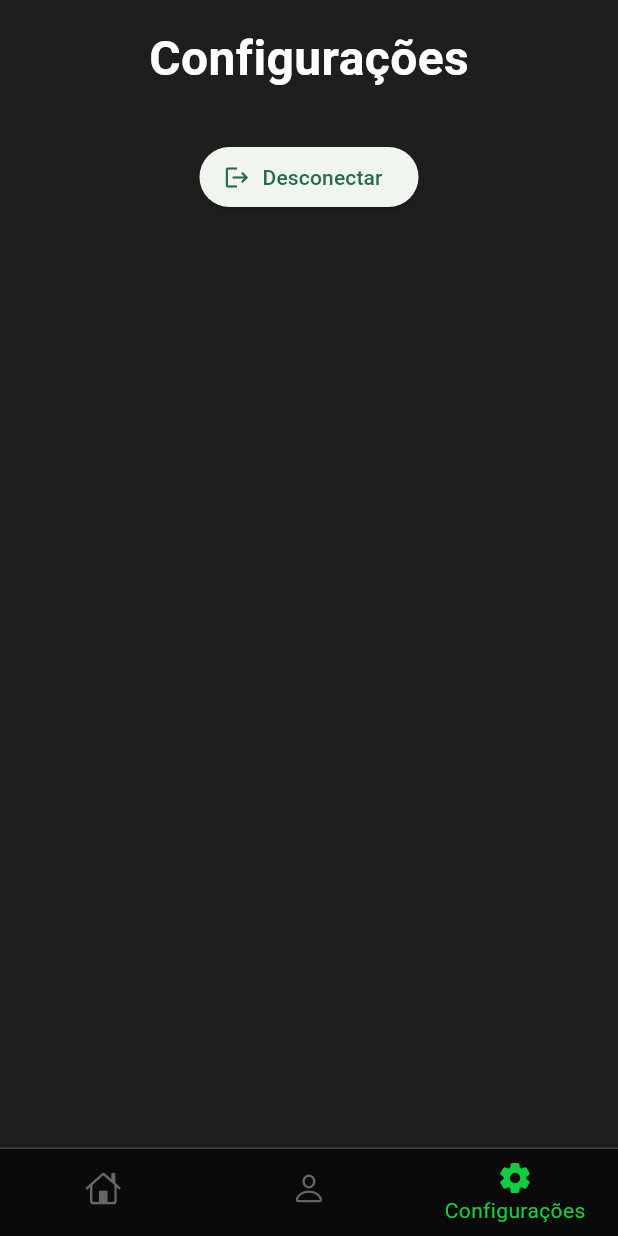
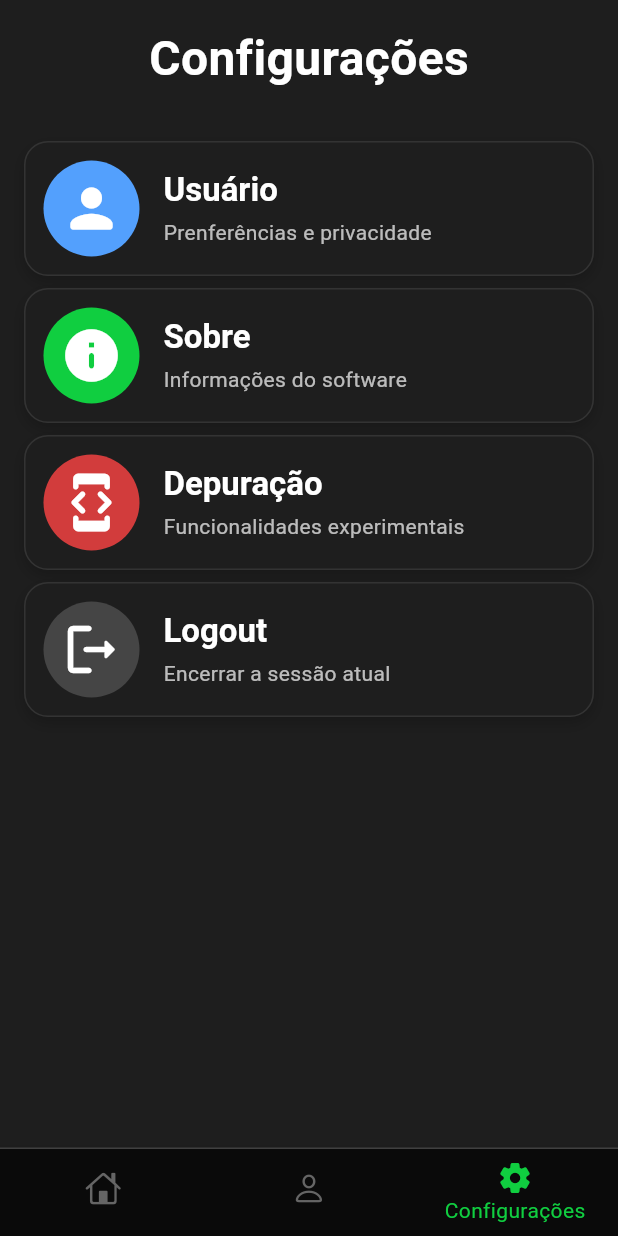
Before and after one commit to DiRezze/smart_house_app, a Flutter app: the screen it shows once a user with an empty profile is signed in, item 3 of the bottom bar chosen, on a phone screen of 412 x 824 dp. Run offline on Flutter 3.47's test engine with Material 3 defaults, Android fonts, the phone set to English and light mode, and no system bars; our stand-ins replace firebase_auth, firebase_core, firebase_database, flutter_dotenv, shared_preferences; accounts and stored records are empty.

Commit message:
feat(auth): move logout button

```diff
--- a/lib/screens/app_page.dart
+++ b/lib/screens/app_page.dart
@@ -12,7 +12,6 @@ class MainAppPage extends StatefulWidget {
 }
 
 class _MainAppPageState extends State<MainAppPage> {
-  //TODO: manter o índice como 1 até finalizar a página de perfil
   int _currentIndex = 0;
 
   final List<Widget> _pages = [
--- a/lib/screens/edit_profile_page.dart
+++ b/lib/screens/edit_profile_page.dart
@@ -67,7 +67,6 @@ class _EditProfilePageState extends State<EditProfilePage> {
         await MetaService().updateMeta();
         Navigator.pop(context);
       } catch (e) {
-        print(e);
         ScaffoldMessenger.of(context).showSnackBar(
           SnackBar(
             content: Row(
--- a/lib/screens/settings_page.dart
+++ b/lib/screens/settings_page.dart
@@ -1,6 +1,8 @@
 import 'package:flutter/material.dart';
 import 'package:smart_house_app/services/auth_service.dart';
 import 'package:smart_house_app/services/prefs_service.dart';
+import 'package:smart_house_app/theme/app_colors.dart';
+import 'package:smart_house_app/widgets/big_icon_button.dart';
 
 class SettingsPage extends StatelessWidget {
   const SettingsPage({super.key});
@@ -22,15 +24,51 @@ class SettingsPage extends StatelessWidget {
                 ),
               ),
             ),
-            SizedBox(height: 16),
-            ElevatedButton.icon(
-              onPressed: () {
-                AuthService().signOut();
-                PrefsService().remove('displayName');
-              },
-              label: Text("Desconectar"),
-              icon: const Icon(Icons.logout),
-            ),
+            SingleChildScrollView(
+              padding: EdgeInsets.all(16),
+              child: Column(
+                spacing: 8,
+                children: [
+                  BigIconButton(
+                      title: "Usuário",
+                      description: "Prenferências e privacidade",
+                      onPressed: (){
+                        Navigator.of(context).pushNamed("/edit-profile");
+                      },
+                      icon: Icon(Icons.person_rounded, color: Colors.white, size: 42),
+                      color: AppColors.analogPrimary,
+                  ),
+                  BigIconButton(
+                    title: "Sobre",
+                    description: "Informações do software",
+                    onPressed: (){
+                      Navigator.of(context).pushNamed("/edit-profile");
+                    },
+                    icon: Icon(Icons.info_rounded, color: Colors.white, size: 42),
+                    color: AppColors.primary,
+                  ),
+                  BigIconButton(
+                    title: "Depuração",
+                    description: "Funcionalidades experimentais",
+                    onPressed: (){
+                      Navigator.of(context).pushNamed("/edit-profile");
+                    },
+                    color: AppColors.errorOutline,
+                    icon: Icon(Icons.developer_mode_rounded, color: Colors.white, size: 42),
+                  ),
+                  BigIconButton(
+                    title: "Logout",
+                    description: "Encerrar a sessão atual",
+                    onPressed: (){
+                      AuthService().signOut();
+                      PrefsService().remove('displayName');
+                    },
+                    color: AppColors.outline,
+                    icon: Icon(Icons.logout_rounded, color: Colors.white, size: 42),
+                  ),
+                ],
+              ),
+            )
           ],
         ),
       ),
--- a/lib/services/meta_service.dart
+++ b/lib/services/meta_service.dart
@@ -1,4 +1,5 @@
 import 'package:firebase_auth/firebase_auth.dart';
+import 'package:flutter/material.dart';
 import 'package:smart_house_app/services/prefs_service.dart';
 import 'package:firebase_database/firebase_database.dart';
 
@@ -24,7 +25,7 @@ class MetaService {
       }
     }
     catch (e) {
-      print("Erro ao atualizar metadados");
+      print("Erro ao atualizar metadados: $e");
     }
 
   }
--- /dev/null
+++ b/lib/widgets/big_icon_button.dart
@@ -0,0 +1,89 @@
+import 'package:flutter/material.dart';
+import 'package:smart_house_app/theme/app_colors.dart';
+
+class BigIconButton extends StatelessWidget {
+  final String title;
+  final String description;
+  final Icon icon;
+  final Color color;
+  final VoidCallback? onPressed;
+
+  const BigIconButton({
+    super.key,
+    required this.title,
+    required this.description,
+    required this.icon,
+    required this.color,
+    this.onPressed,
+  });
+
+  @override
+  Widget build(BuildContext context) {
+    return InkWell(
+      onTap: onPressed,
+      borderRadius: BorderRadius.circular(16),
+      child: Container(
+        width: double.infinity,
+        padding: const EdgeInsets.all(12),
+        decoration: BoxDecoration(
+          color: AppColors.background,
+          borderRadius: BorderRadius.circular(16),
+          border: Border.all(width: 1, color: AppColors.gray.withAlpha(77)),
+          boxShadow: [
+            BoxShadow(
+              color: AppColors.navBackground.withAlpha(77),
+              blurRadius: 8,
+              offset: const Offset(0, 4),
+            ),
+          ],
+        ),
+        child: Row(
+          children: [
+            _buildIcon(),
+            const SizedBox(width: 16),
+            Expanded(child: _buildText(context)),
+          ],
+        ),
+      ),
+    );
+  }
+
+  Widget _buildIcon() {
+    return Stack(
+      alignment: Alignment.center,
+      children: [
+        Container(
+          width: 64,
+          height: 64,
+          decoration: BoxDecoration(
+            shape: BoxShape.circle,
+            color: color
+          ),
+        ),
+        icon,
+      ],
+    );
+  }
+
+  Widget _buildText(BuildContext context) {
+    return Column(
+      crossAxisAlignment: CrossAxisAlignment.start,
+      children: [
+        Text(
+          title,
+          style: Theme.of(context).textTheme.titleLarge?.copyWith(
+            color: Colors.white,
+            fontWeight: FontWeight.bold,
+          ),
+        ),
+        const SizedBox(height: 4),
+        Text(
+          description,
+          style: Theme.of(context).textTheme.bodyMedium?.copyWith(
+            color: Colors.white70,
+          ),
+        ),
+      ],
+    );
+  }
+}
--- a/lib/widgets/user_header.dart
+++ b/lib/widgets/user_header.dart
@@ -40,7 +40,7 @@ class _UserHeaderState extends State<UserHeader> {
   @override
   Widget build(BuildContext context) {
     return Padding(
-      padding: const EdgeInsets.symmetric(horizontal: 8, vertical: 8),
+      padding: const EdgeInsets.symmetric(horizontal: 8, vertical: 0),
       child: Row(
         children: [
           const Icon(Icons.house_rounded, color: Colors.white),
```
Also changed, not shown: lib/screens/home_page.dart (+24 -0 lines), lib/screens/profile_page.dart (+40 -10 lines).
